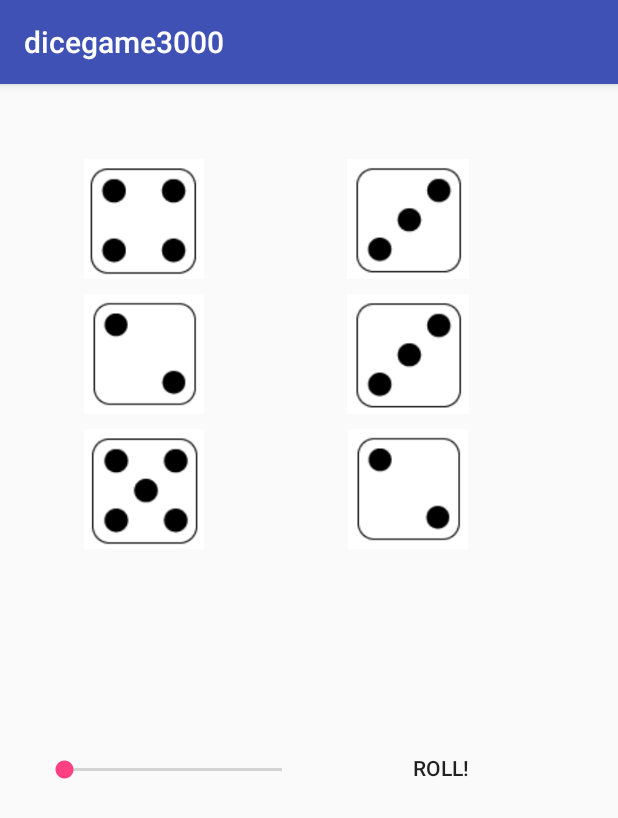
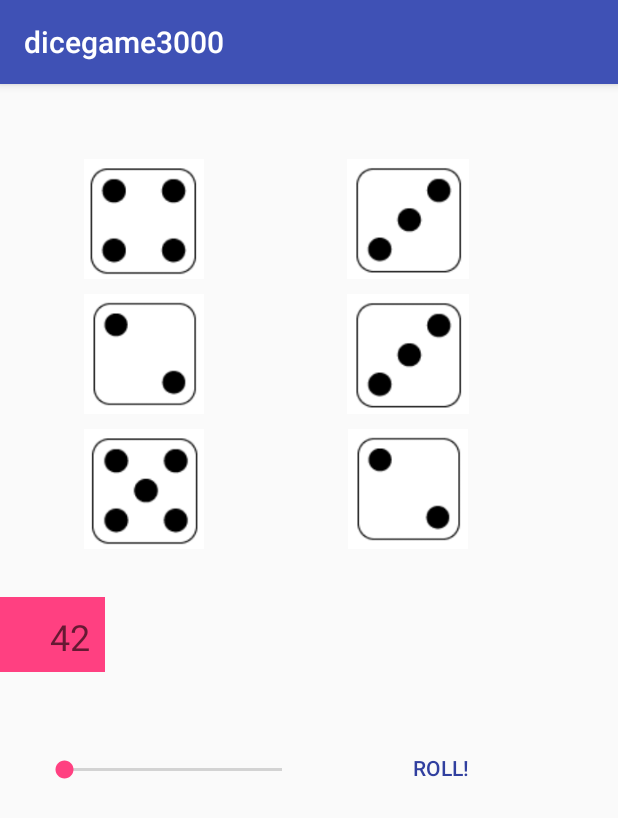
Before and after one commit to nozagleh/dicegame3000, an Android app: the Game screen opened directly, with no data from a screen before it, after a tap on "ROLL!", on a phone screen of 412 x 824 dp. Shown: the top 818 px of the screen. Run offline under Robolectric (Android 15) with nearby library versions, the light colour scheme and no system bars.

Commit message:
Work on play fragment

```diff
--- a/app/src/main/java/com/example/arnarfreyr/dicegame3000/Game.java
+++ b/app/src/main/java/com/example/arnarfreyr/dicegame3000/Game.java
@@ -52,7 +52,10 @@ public class Game extends AppCompatActivity
         } else {
             game.roll();
 
-            //TODO send the values to the fragment for display
+            if(game.isLastRoll()) {
+                Integer score = game.getRoundScore();
+                playFrag.displayRoundScore(score);
+            }
 
             if (playFrag != null) {
                 playFrag.updateImages(game.getDice());
@@ -72,24 +75,39 @@ public class Game extends AppCompatActivity
         }
     }
 
+    /**
+     * Start a new game
+     */
     public void startGame() {
+        // Init dice for the game
         Dice dice = new Dice();
         dice.fill();
+
+        // Init a new instance of the game
         game = new GamePlay(dice);
+        // Start the game
         game.startGame();
     }
 
+    /**
+     * Call for changing to the score fragment.
+     * There the final score of the player is displayed and the user is prompted for a name
+     */
     @Override
     public void scoreFragment() {
-
+        // Init a new score fragment
         Score newScoreFrag = new Score();
 
+        // Start a new fragment transaction
         FragmentTransaction transaction = getSupportFragmentManager().beginTransaction();
 
+        // Replace the current fragment in the fragment container
         transaction.replace(R.id.fragment_container, newScoreFrag);
+
+        // Add the old fragment to the back stack, allowing for a back button press
         transaction.addToBackStack(null);
 
+        // Commit the fragment changes
         transaction.commit();
-
     }
 }
--- a/app/src/main/java/com/example/arnarfreyr/dicegame3000/GamePlay.java
+++ b/app/src/main/java/com/example/arnarfreyr/dicegame3000/GamePlay.java
@@ -32,6 +32,7 @@ public class GamePlay {
 
     // Bools for status checking
     private Boolean isStarted;
+    private Boolean triggerLastRoll;
 
     // Integers for keeping track of scores and game status
     private Integer betType;
@@ -54,6 +55,7 @@ public class GamePlay {
 
         // Init boolean variables
         this.isStarted = false;
+        this.triggerLastRoll = false;
 
         // Init int variables
         this.betType = 0;
@@ -86,8 +88,6 @@ public class GamePlay {
         if(this.isStarted) {
             return false;
         }
-        this.addRound();
-        this.addRoll();
         return true;
     }
 
@@ -209,6 +209,14 @@ public class GamePlay {
         return false;
     }
 
+    public Boolean isLastRoll() {
+        if (this.triggerLastRoll) {
+            this.triggerLastRoll = false;
+            return true;
+        }
+        return false;
+    }
+
     public void roll() {
         // Check if max rolls for a round has been reached
         if(this.rollNr >= MAX_ROLLS) {
@@ -216,7 +224,7 @@ public class GamePlay {
             addRound();
             // Reset the rolls
             resetRolls();
-
+            Log.d("GP -->", "Save score");
             // Calculate score
             saveRoundScore();
 
@@ -224,6 +232,8 @@ public class GamePlay {
             addDice(this.dice);
             // Repopulate the dice with new dice values
             this.dice.fill();
+
+            this.triggerLastRoll = true;
 
             return;
         }
@@ -381,4 +391,10 @@ public class GamePlay {
         Log.d("TOTAL SCORE -->", getScore().toString());
     }
 
+    public Integer getRoundScore() {
+        Log.d("GP -->", "Get round score");
+        int scoreArrSize = this.roundsScore.size();
+        return this.roundsScore.get(scoreArrSize - 1);
+    }
+
 }
--- a/app/src/main/java/com/example/arnarfreyr/dicegame3000/MainActivity.java
+++ b/app/src/main/java/com/example/arnarfreyr/dicegame3000/MainActivity.java
@@ -18,7 +18,9 @@ public class MainActivity extends AppCompatActivity {
 
         // Init elements in the activity
         btnPlay = (Button)findViewById(R.id.btnPlay);
+        btnPlay.setText(R.string.btn_play);
         btnScore = (Button)findViewById(R.id.btnScore);
+        btnScore.setText(R.string.btn_highscore);
     }
 
     /**
--- /dev/null
+++ b/app/src/main/res/anim/score_text.xml
@@ -0,0 +1,10 @@
+<?xml version="1.0" encoding="utf-8"?>
+<set xmlns:android="http://schemas.android.com/apk/res/android"
+    android:shareInterpolator="false">
+    <translate
+        android:fromXDelta="0%"
+        android:toXDelta="-100%"
+        android:fromYDelta="0%"
+        android:toYDelta="0%"
+        android:duration="400"></translate>
+</set>
--- /dev/null
+++ b/app/src/main/res/anim/score_text_in.xml
@@ -0,0 +1,10 @@
+<?xml version="1.0" encoding="utf-8"?>
+<set xmlns:android="http://schemas.android.com/apk/res/android"
+    android:shareInterpolator="false">
+    <translate
+        android:fromXDelta="-100%"
+        android:toXDelta="0%"
+        android:fromYDelta="0%"
+        android:toYDelta="0%"
+        android:duration="400"></translate>
+</set>
--- a/app/src/main/res/layout/fragment_play.xml
+++ b/app/src/main/res/layout/fragment_play.xml
@@ -16,14 +16,15 @@
             style="@android:style/Widget.Material.Light.Button.Borderless"
             android:layout_width="132dp"
             android:layout_height="48dp"
+            android:layout_marginEnd="8dp"
             android:layout_marginRight="8dp"
             android:layout_marginTop="8dp"
             android:text="@string/btn_roll"
+            android:textColor="@color/colorPrimaryDark"
             app:layout_constraintBottom_toBottomOf="parent"
             app:layout_constraintRight_toRightOf="parent"
             app:layout_constraintTop_toTopOf="parent"
-            app:layout_constraintVertical_bias="0.965"
-            android:layout_marginEnd="8dp" />
+            app:layout_constraintVertical_bias="0.965" />
 
         <TableLayout
             android:layout_width="0dp"
@@ -131,5 +132,23 @@
             android:layout_marginStart="8dp"
             android:layout_marginEnd="8dp" />
 
+        <TextView
+            android:id="@+id/txtScore"
+            android:layout_width="70dp"
+            android:layout_height="50dp"
+            android:layout_marginTop="32dp"
+            android:background="@color/colorAccent"
+            android:elevation="0dp"
+            android:paddingBottom="10dp"
+            android:paddingLeft="10dp"
+            android:paddingRight="10dp"
+            android:paddingTop="10dp"
+            android:text="@string/txt_score"
+            android:textAlignment="textEnd"
+            android:textColor="?attr/colorControlNormal"
+            android:textSize="24sp"
+            app:layout_constraintTop_toBottomOf="@+id/tlImages"
+            tools:layout_editor_absoluteX="-1dp" />
+
     </android.support.constraint.ConstraintLayout>
 </FrameLayout>
--- a/app/src/main/res/values/colors.xml
+++ b/app/src/main/res/values/colors.xml
@@ -1,6 +1,7 @@
 <?xml version="1.0" encoding="utf-8"?>
 <resources>
     <color name="colorPrimary">#3F51B5</color>
-    <color name="colorPrimaryDark">#303F9F</color>
-    <color name="colorAccent">#FF4081</color>
+    <color name="colorPrimaryDark">#303f9f</color>
+    <color name="colorAccent">#ff4081</color>
+    <color name="colorLightText">#d6d6d6</color>
 </resources>
--- a/app/src/main/res/values/strings.xml
+++ b/app/src/main/res/values/strings.xml
@@ -9,4 +9,6 @@
     <string name="txt_submit">Submit</string>
     <string name="btn_highscore">Highscores</string>
     <string name="btn_settings">Settings</string>
+
+    <string name="txt_score">42</string>
 </resources>
```
Also changed, not shown: app/src/main/java/com/example/arnarfreyr/dicegame3000/Play.java (+20 -0 lines).
